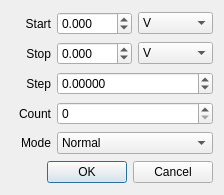
First picture: the form in PyFANS/UI_RangeSelector_v3.ui, repository zigorrom/PyFANS, before the edit.
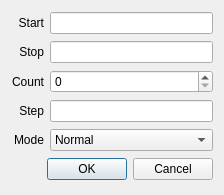
Second picture: the form after the edit.

```diff
--- a/PyFANS/UI_RangeSelector_v3.ui
+++ b/PyFANS/UI_RangeSelector_v3.ui
@@ -14,7 +14,33 @@
    <string>Dialog</string>
   </property>
   <layout class="QGridLayout" name="gridLayout">
-   <item row="3" column="0">
+   <item row="0" column="0">
+    <widget class="QLabel" name="label">
+     <property name="text">
+      <string>Start</string>
+     </property>
+     <property name="alignment">
+      <set>Qt::AlignRight|Qt::AlignTrailing|Qt::AlignVCenter</set>
+     </property>
+    </widget>
+   </item>
+   <item row="0" column="1">
+    <widget class="QLineEdit" name="ui_start_val"/>
+   </item>
+   <item row="1" column="0">
+    <widget class="QLabel" name="label_2">
+     <property name="text">
+      <string>Stop</string>
+     </property>
+     <property name="alignment">
+      <set>Qt::AlignRight|Qt::AlignTrailing|Qt::AlignVCenter</set>
+     </property>
+    </widget>
+   </item>
+   <item row="1" column="1">
+    <widget class="QLineEdit" name="ui_stop_val"/>
+   </item>
+   <item row="2" column="0">
     <widget class="QLabel" name="label_4">
      <property name="text">
       <string>Count</string>
@@ -24,48 +50,41 @@
      </property>
     </widget>
    </item>
-   <item row="0" column="1">
-    <widget class="QDoubleSpinBox" name="ui_start_val">
-     <property name="decimals">
-      <number>3</number>
-     </property>
-     <property name="minimum">
-      <double>-10.000000000000000</double>
-     </property>
+   <item row="2" column="1">
+    <widget class="QSpinBox" name="ui_count">
      <property name="maximum">
-      <double>10.000000000000000</double>
+      <number>99999999</number>
      </property>
     </widget>
    </item>
-   <item row="1" column="2">
-    <widget class="QComboBox" name="ui_stop_units">
-     <item>
-      <property name="text">
-       <string>V</string>
-      </property>
-     </item>
-     <item>
-      <property name="text">
-       <string>mV</string>
-      </property>
-     </item>
+   <item row="3" column="0">
+    <widget class="QLabel" name="label_3">
+     <property name="text">
+      <string>Step</string>
+     </property>
+     <property name="alignment">
+      <set>Qt::AlignRight|Qt::AlignTrailing|Qt::AlignVCenter</set>
+     </property>
     </widget>
    </item>
-   <item row="0" column="2">
-    <widget class="QComboBox" name="ui_start_units">
-     <item>
-      <property name="text">
-       <string>V</string>
-      </property>
-     </item>
-     <item>
-      <property name="text">
-       <string>mV</string>
-      </property>
-     </item>
+   <item row="3" column="1">
+    <widget class="QLineEdit" name="ui_step">
+     <property name="readOnly">
+      <bool>true</bool>
+     </property>
     </widget>
    </item>
-   <item row="4" column="1" colspan="2">
+   <item row="4" column="0">
+    <widget class="QLabel" name="label_5">
+     <property name="text">
+      <string>Mode</string>
+     </property>
+     <property name="alignment">
+      <set>Qt::AlignRight|Qt::AlignTrailing|Qt::AlignVCenter</set>
+     </property>
+    </widget>
+   </item>
+   <item row="4" column="1">
     <widget class="QComboBox" name="ui_range_mode">
      <item>
       <property name="text">
@@ -89,40 +108,7 @@
      </item>
     </widget>
    </item>
-   <item row="2" column="0">
-    <widget class="QLabel" name="label_3">
-     <property name="text">
-      <string>Step</string>
-     </property>
-     <property name="alignment">
-      <set>Qt::AlignRight|Qt::AlignTrailing|Qt::AlignVCenter</set>
-     </property>
-    </widget>
-   </item>
-   <item row="1" column="1">
-    <widget class="QDoubleSpinBox" name="ui_stop_val">
-     <property name="decimals">
-      <number>3</number>
-     </property>
-     <property name="minimum">
-      <double>-10.000000000000000</double>
-     </property>
-     <property name="maximum">
-      <double>10.000000000000000</double>
-     </property>
-    </widget>
-   </item>
-   <item row="0" column="0">
-    <widget class="QLabel" name="label">
-     <property name="text">
-      <string>Start</string>
-     </property>
-     <property name="alignment">
-      <set>Qt::AlignRight|Qt::AlignTrailing|Qt::AlignVCenter</set>
-     </property>
-    </widget>
-   </item>
-   <item row="5" column="0" colspan="3">
+   <item row="5" column="0" colspan="2">
     <widget class="QDialogButtonBox" name="buttonBox">
      <property name="orientation">
       <enum>Qt::Horizontal</enum>
@@ -132,42 +118,6 @@
      </property>
     </widget>
    </item>
-   <item row="1" column="0">
-    <widget class="QLabel" name="label_2">
-     <property name="text">
-      <string>Stop</string>
-     </property>
-     <property name="alignment">
-      <set>Qt::AlignRight|Qt::AlignTrailing|Qt::AlignVCenter</set>
-     </property>
-    </widget>
-   </item>
-   <item row="4" column="0">
-    <widget class="QLabel" name="label_5">
-     <property name="text">
-      <string>Mode</string>
-     </property>
-     <property name="alignment">
-      <set>Qt::AlignRight|Qt::AlignTrailing|Qt::AlignVCenter</set>
-     </property>
-    </widget>
-   </item>
-   <item row="2" column="1" colspan="2">
-    <widget class="QDoubleSpinBox" name="ui_step">
-     <property name="decimals">
-      <number>5</number>
-     </property>
-     <property name="minimum">
-      <double>-10.000000000000000</double>
-     </property>
-     <property name="maximum">
-      <double>10.000000000000000</double>
-     </property>
-    </widget>
-   </item>
-   <item row="3" column="1" colspan="2">
-    <widget class="QSpinBox" name="ui_count"/>
-   </item>
   </layout>
  </widget>
  <resources/>
```
